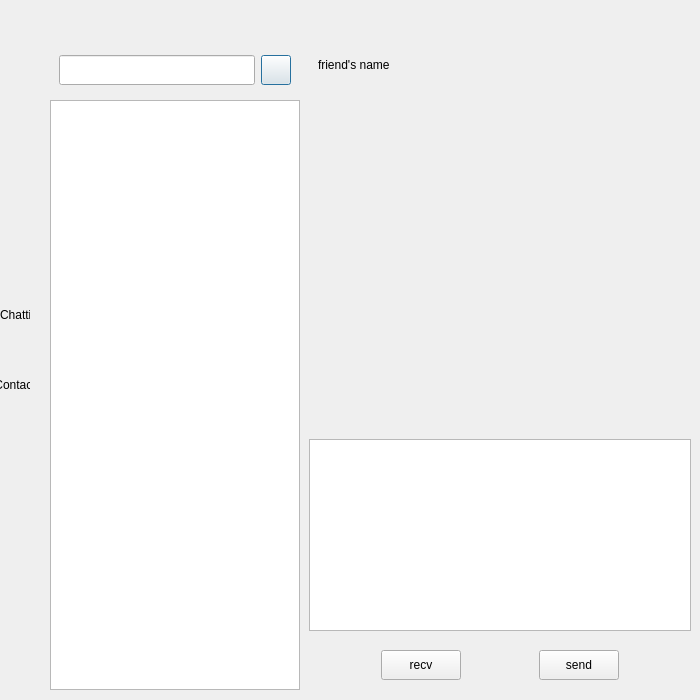
Before: the Qt Designer form chattingdlgmainframe.ui in Liupeter01/chatting-client, drawn with Qt 5.
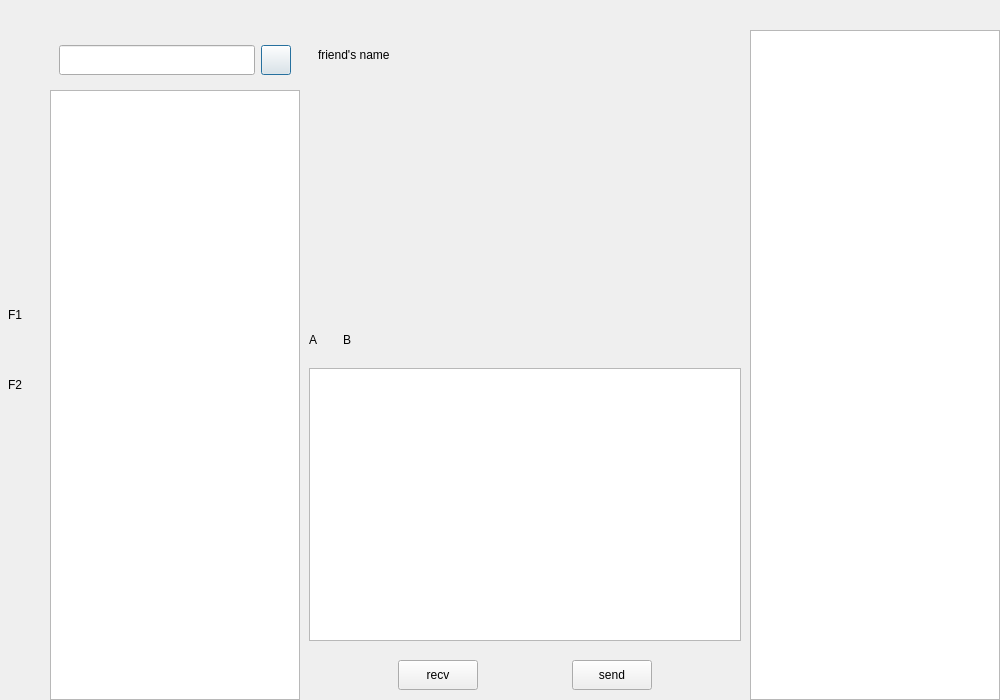
After: the same form once the commit is applied. Custom widgets are drawn as their Qt base class.

Commit message: 1.[MODIFY]:modify the max width of the ui 2.[ADD]:add search username action and signal 3.[ADD]:promote pushbutton to buttondisplayswitching in order to support QICON switching 4.[ADD]:promote lineedit to restrictusersearch to constraint user's input

```diff
--- a/chattingdlgmainframe.ui
+++ b/chattingdlgmainframe.ui
@@ -6,7 +6,7 @@
    <rect>
     <x>0</x>
     <y>0</y>
-    <width>700</width>
+    <width>1000</width>
     <height>700</height>
    </rect>
   </property>
@@ -18,7 +18,7 @@
   </property>
   <property name="maximumSize">
    <size>
-    <width>700</width>
+    <width>1000</width>
     <height>700</height>
    </size>
   </property>
@@ -99,10 +99,10 @@
          </size>
         </property>
         <property name="text">
-         <string>Chatting</string>
+         <string>F1</string>
         </property>
         <property name="alignment">
-         <set>Qt::AlignmentFlag::AlignLeading|Qt::AlignmentFlag::AlignLeft|Qt::AlignmentFlag::AlignVCenter</set>
+         <set>Qt::AlignmentFlag::AlignCenter</set>
         </property>
        </widget>
       </item>
@@ -137,7 +137,7 @@
          </size>
         </property>
         <property name="text">
-         <string>Contact</string>
+         <string>F2</string>
         </property>
         <property name="alignment">
          <set>Qt::AlignmentFlag::AlignCenter</set>
@@ -165,13 +165,13 @@
      <property name="minimumSize">
       <size>
        <width>250</width>
-       <height>680</height>
+       <height>700</height>
       </size>
      </property>
      <property name="maximumSize">
       <size>
        <width>250</width>
-       <height>680</height>
+       <height>700</height>
       </size>
      </property>
      <layout class="QVBoxLayout" name="verticalLayout_2">
@@ -253,14 +253,14 @@
     <widget class="QWidget" name="user_interface" native="true">
      <property name="minimumSize">
       <size>
-       <width>0</width>
-       <height>680</height>
+       <width>250</width>
+       <height>700</height>
       </size>
      </property>
      <property name="maximumSize">
       <size>
        <width>16777215</width>
-       <height>680</height>
+       <height>700</height>
       </size>
      </property>
      <layout class="QVBoxLayout" name="verticalLayout_3">
@@ -312,24 +312,63 @@
        </widget>
       </item>
       <item>
-       <widget class="QWidget" name="widget_2" native="true"/>
+       <widget class="QWidget" name="widget_2" native="true">
+        <layout class="QHBoxLayout" name="horizontalLayout_5">
+         <item>
+          <widget class="QLabel" name="label">
+           <property name="text">
+            <string>A</string>
+           </property>
+           <property name="alignment">
+            <set>Qt::AlignmentFlag::AlignCenter</set>
+           </property>
+          </widget>
+         </item>
+         <item>
+          <spacer name="horizontalSpacer_5">
+           <property name="orientation">
+            <enum>Qt::Orientation::Horizontal</enum>
+           </property>
+           <property name="sizeType">
+            <enum>QSizePolicy::Policy::Fixed</enum>
+           </property>
+           <property name="sizeHint" stdset="0">
+            <size>
+             <width>20</width>
+             <height>20</height>
+            </size>
+           </property>
+          </spacer>
+         </item>
+         <item>
+          <widget class="QLabel" name="label_2">
+           <property name="text">
+            <string>B</string>
+           </property>
+           <property name="alignment">
+            <set>Qt::AlignmentFlag::AlignCenter</set>
+           </property>
+          </widget>
+         </item>
+         <item>
+          <spacer name="horizontalSpacer_4">
+           <property name="orientation">
+            <enum>Qt::Orientation::Horizontal</enum>
+           </property>
+           <property name="sizeHint" stdset="0">
+            <size>
+             <width>40</width>
+             <height>20</height>
+            </size>
+           </property>
+          </spacer>
+         </item>
+        </layout>
+       </widget>
       </item>
       <item>
        <widget class="QWidget" name="chatting_functionalities" native="true">
         <layout class="QVBoxLayout" name="verticalLayout_5">
-         <item>
-          <spacer name="verticalSpacer_2">
-           <property name="orientation">
-            <enum>Qt::Orientation::Vertical</enum>
-           </property>
-           <property name="sizeHint" stdset="0">
-            <size>
-             <width>20</width>
-             <height>40</height>
-            </size>
-           </property>
-          </spacer>
-         </item>
          <item>
           <widget class="QTextEdit" name="textEdit"/>
          </item>
@@ -434,6 +473,42 @@
      </layout>
     </widget>
    </item>
+   <item>
+    <widget class="QWidget" name="extened_area" native="true">
+     <property name="minimumSize">
+      <size>
+       <width>250</width>
+       <height>0</height>
+      </size>
+     </property>
+     <property name="maximumSize">
+      <size>
+       <width>250</width>
+       <height>16777215</height>
+      </size>
+     </property>
+     <layout class="QVBoxLayout" name="verticalLayout_6">
+      <property name="spacing">
+       <number>0</number>
+      </property>
+      <property name="leftMargin">
+       <number>0</number>
+      </property>
+      <property name="topMargin">
+       <number>30</number>
+      </property>
+      <property name="rightMargin">
+       <number>0</number>
+      </property>
+      <property name="bottomMargin">
+       <number>0</number>
+      </property>
+      <item>
+       <widget class="QListWidget" name="chat_history"/>
+      </item>
+     </layout>
+    </widget>
+   </item>
   </layout>
  </widget>
  <customwidgets>
@@ -442,6 +517,11 @@
    <extends>QPushButton</extends>
    <header location="global">buttondisplayswitching.h</header>
   </customwidget>
+  <customwidget>
+   <class>RestrictUserSearchingInput</class>
+   <extends>QLineEdit</extends>
+   <header location="global">restrictusersearchinginput.h</header>
+  </customwidget>
  </customwidgets>
  <resources/>
  <connections/>
```
Left out of the diff: 6 changed lines with no effect on the pictures. The commit also changes 2 other files.
